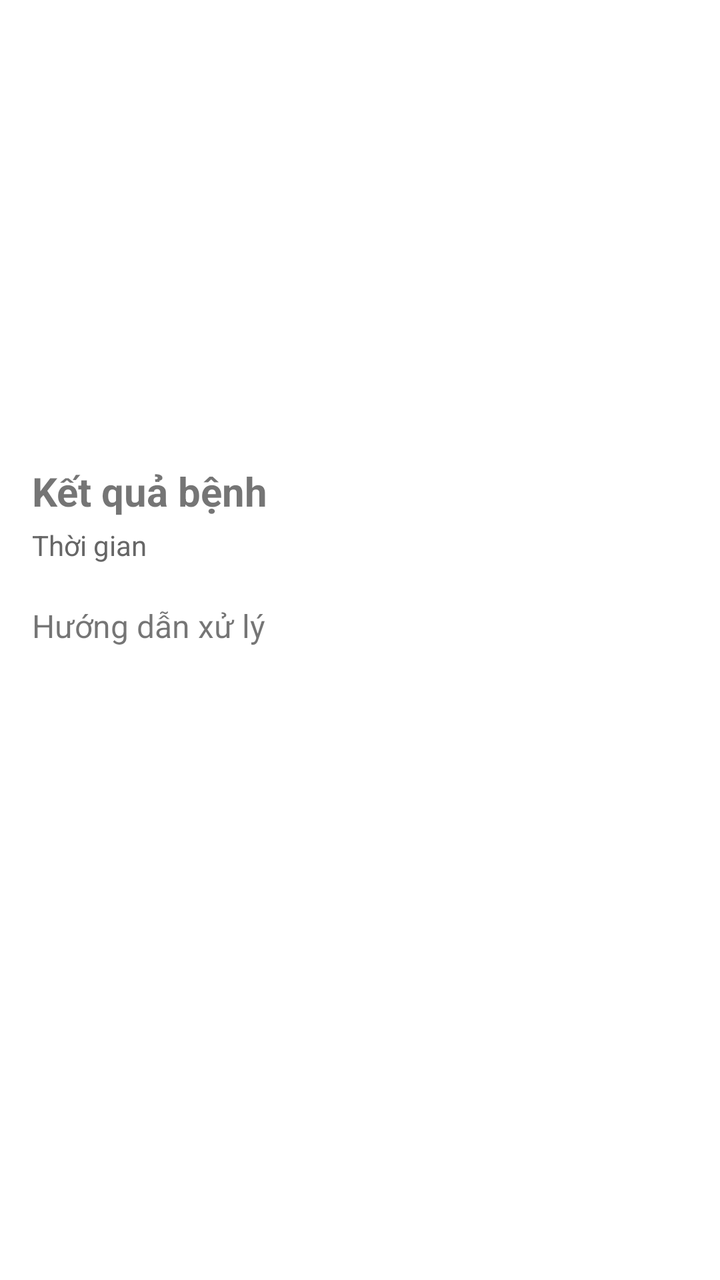
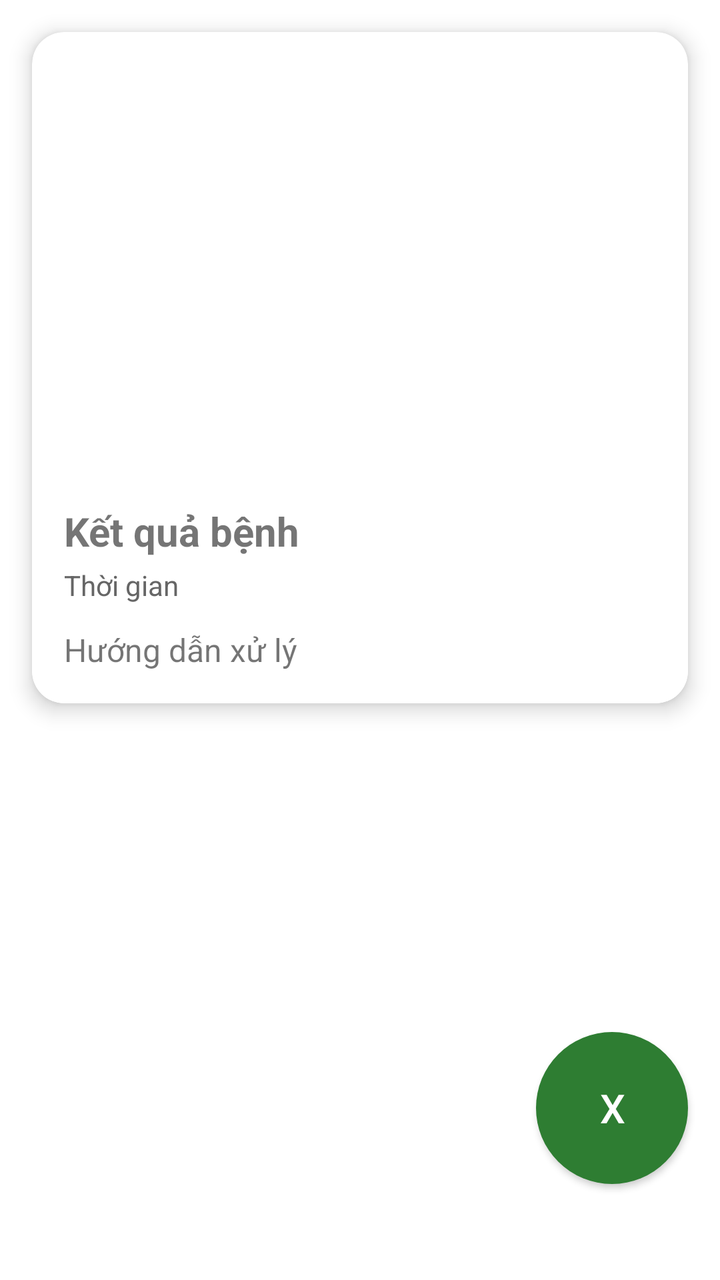

Screens rendered from an Android XML layout before and after an edit, with the pre-edit source and the edit as a unified diff.
<!-- AndroidManifest.xml: application theme Theme.Green -->
<!-- res/layout/activity_history_detail.xml -->
<ScrollView xmlns:android="http://schemas.android.com/apk/res/android"
    android:padding="16dp"
    android:layout_width="match_parent"
    android:layout_height="match_parent">

    <LinearLayout
        android:orientation="vertical"
        android:layout_width="match_parent"
        android:layout_height="wrap_content">

        <ImageView
            android:id="@+id/detailImage"
            android:layout_width="match_parent"
            android:layout_height="200dp"
            android:scaleType="centerCrop" />

        <TextView
            android:id="@+id/detailResult"
            android:text="Kết quả bệnh"
            android:textSize="20sp"
            android:textStyle="bold"
            android:layout_marginTop="16dp"
            android:layout_width="wrap_content"
            android:layout_height="wrap_content" />

        <TextView
            android:id="@+id/detailTimestamp"
            android:text="Thời gian"
            android:textSize="14sp"
            android:textColor="#666"
            android:layout_marginTop="4dp"
            android:layout_width="wrap_content"
            android:layout_height="wrap_content" />

        <TextView
            android:id="@+id/detailAdvice"
            android:text="Hướng dẫn xử lý"
            android:textSize="16sp"
            android:layout_marginTop="20dp"
            android:layout_width="wrap_content"
            android:layout_height="wrap_content" />
    </LinearLayout>
</ScrollView>
<!-- resources referenced by this layout -->
<resources>
  <style name="Theme.Green" parent="Theme.MaterialComponents.DayNight.DarkActionBar">
          
          <item name="colorPrimary">@color/primary_green</item>
          <item name="colorPrimaryVariant">@color/primary_dark</item>
          <item name="colorOnPrimary">@color/white</item>
          
          <item name="colorSecondary">@color/accent_color</item>
          <item name="colorSecondaryVariant">@color/primary_light</item>
          <item name="colorOnSecondary">@color/white</item>
          
          <item name="android:statusBarColor">?attr/colorPrimaryVariant</item>
          
      </style>
  <color name="primary_green">#2E7D32</color>
  <color name="primary_dark">#1B5E20</color>
  <color name="white">#FFFFFFFF</color>
  <color name="accent_color">#8BC34A</color>
  <color name="primary_light">#4CAF50</color>
</resources>

<!-- the commit's change to res/layout/activity_history_detail.xml (unified diff, before → after) -->
@@ -1,43 +1,86 @@
-<ScrollView xmlns:android="http://schemas.android.com/apk/res/android"
-    android:padding="16dp"
+<RelativeLayout xmlns:android="http://schemas.android.com/apk/res/android"
     android:layout_width="match_parent"
     android:layout_height="match_parent">
 
-    <LinearLayout
-        android:orientation="vertical"
+    
+    <ScrollView
+        android:id="@+id/scrollContent"
         android:layout_width="match_parent"
-        android:layout_height="wrap_content">
+        android:layout_height="match_parent"
+        android:layout_above="@+id/btnExit">
 
-        <ImageView
-            android:id="@+id/detailImage"
+        
+        <com.google.android.material.card.MaterialCardView xmlns:android="http://schemas.android.com/apk/res/android"
+            xmlns:app="http://schemas.android.com/apk/res-auto"
             android:layout_width="match_parent"
-            android:layout_height="200dp"
-            android:scaleType="centerCrop" />
+            android:layout_height="wrap_content"
+            android:layout_margin="16dp"
+            app:cardCornerRadius="16dp"
+            app:cardElevation="6dp">
 
-        <TextView
-            android:id="@+id/detailResult"
-            android:text="Kết quả bệnh"
-            android:textSize="20sp"
-            android:textStyle="bold"
-            android:layout_marginTop="16dp"
-            android:layout_width="wrap_content"
-            android:layout_height="wrap_content" />
+            <LinearLayout
+                android:orientation="vertical"
+                android:layout_width="match_parent"
+                android:layout_height="wrap_content">
 
-        <TextView
-            android:id="@+id/detailTimestamp"
-            android:text="Thời gian"
-            android:textSize="14sp"
-            android:textColor="#666"
-            android:layout_marginTop="4dp"
-            android:layout_width="wrap_content"
-            android:layout_height="wrap_content" />
+                
+                <ImageView
+                    android:id="@+id/detailImage"
+                    android:layout_width="match_parent"
+                    android:layout_height="220dp"
+                    android:scaleType="centerCrop"
+                    android:adjustViewBounds="true"
+                    android:background="@drawable/rounded_top"/>
 
-        <TextView
-            android:id="@+id/detailAdvice"
-            android:text="Hướng dẫn xử lý"
-            android:textSize="16sp"
-            android:layout_marginTop="20dp"
-            android:layout_width="wrap_content"
-            android:layout_height="wrap_content" />
-    </LinearLayout>
-</ScrollView>
+                
+                <LinearLayout
+                    android:orientation="vertical"
+                    android:padding="16dp"
+                    android:layout_width="match_parent"
+                    android:layout_height="wrap_content"
+                    android:background="@drawable/rounded_bottom">
+
+                    <TextView
+                        android:id="@+id/detailResult"
+                        android:text="Kết quả bệnh"
+                        android:textSize="20sp"
+                        android:textStyle="bold"
+                        android:layout_width="wrap_content"
+                        android:layout_height="wrap_content" />
+
+                    <TextView
+                        android:id="@+id/detailTimestamp"
+                        android:text="Thời gian"
+                        android:textSize="14sp"
+                        android:textColor="#666"
+                        android:layout_marginTop="4dp"
+                        android:layout_width="wrap_content"
+                        android:layout_height="wrap_content" />
+
+                    <TextView
+                        android:id="@+id/detailAdvice"
+                        android:text="Hướng dẫn xử lý"
+                        android:textSize="16sp"
+                        android:layout_marginTop="12dp"
+                        android:layout_width="wrap_content"
+                        android:layout_height="wrap_content" />
+
+                </LinearLayout>
+            </LinearLayout>
+
+        </com.google.android.material.card.MaterialCardView>
+    </ScrollView>
+
+    
+    <Button
+        android:id="@+id/btnExit"
+        android:layout_width="76dp"
+        android:layout_height="76dp"
+        android:layout_alignParentBottom="true"
+        android:layout_alignParentEnd="true"
+        android:layout_marginEnd="16dp"
+        android:layout_marginBottom="48dp"
+        android:background="@drawable/bg_circle"
+        android:text="X"
+        android:textSize="20sp"/>
+</RelativeLayout>
<!-- resource entries referenced after the edit -->
@@ -1,5 +1,27 @@
 <!-- resources referenced by this layout -->
 <resources>
+  <!-- drawable bg_circle (drawable) -->
+  <shape xmlns:android="http://schemas.android.com/apk/res/android"
+      android:shape="oval">
+  
+      <solid android:color="@android:color/white"/> 
+      <stroke
+          android:width="0dp"
+          android:color="#CCCCCC"/> 
+  
+      <size
+          android:width="76dp"
+          android:height="76dp"/> 
+  </shape>
+  <!-- drawable rounded_bottom (drawable) -->
+  <shape xmlns:android="http://schemas.android.com/apk/res/android" android:shape="rectangle">
+      <solid android:color="@android:color/white"/>
+      <corners android:bottomLeftRadius="16dp" android:bottomRightRadius="16dp"/>
+  </shape>
+  <!-- drawable rounded_top (drawable) -->
+  <shape xmlns:android="http://schemas.android.com/apk/res/android" android:shape="rectangle">
+      <corners android:topLeftRadius="16dp" android:topRightRadius="16dp"/>
+  </shape>
   <style name="Theme.Green" parent="Theme.MaterialComponents.DayNight.DarkActionBar">
           
           <item name="colorPrimary">@color/primary_green</item>
@@ -16,7 +38,7 @@
   <color name="primary_green">#2E7D32</color>
   <color name="primary_dark">#1B5E20</color>
   <color name="white">#FFFFFFFF</color>
-  <color name="accent_color">#8BC34A</color>
+  <color name="accent_color">#8FE259</color>
   <color name="primary_light">#4CAF50</color>
 </resources>
 
